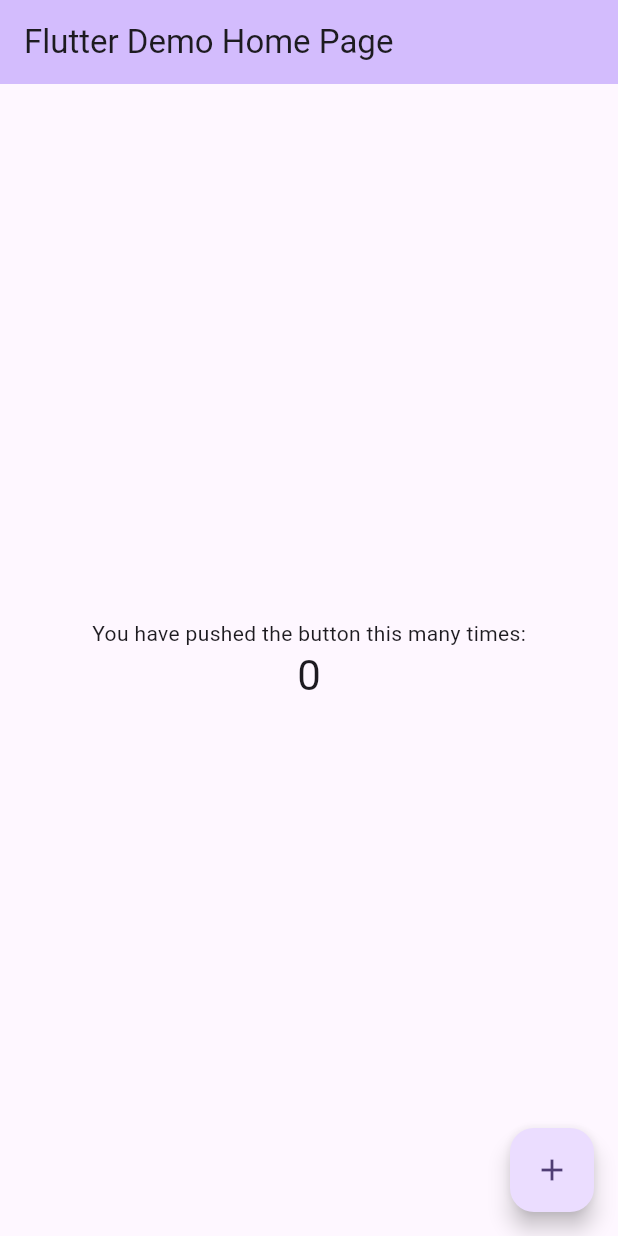
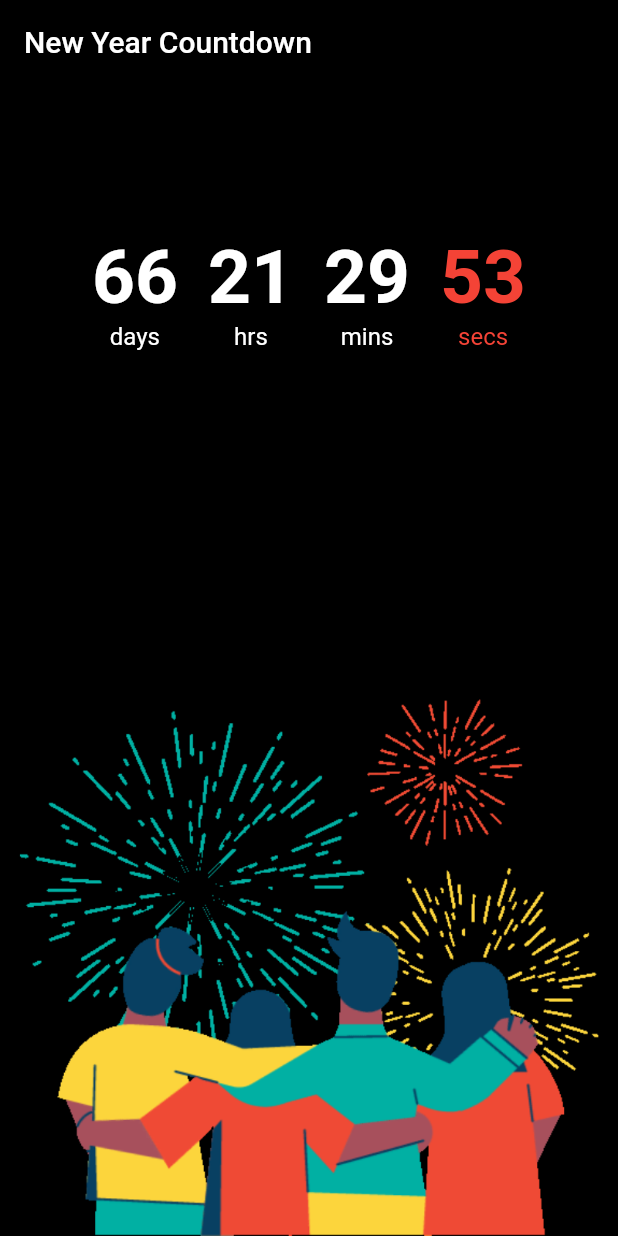
Before and after one commit to AnthonyPacamarra/countdown_timer_app, a Flutter app: the screen it shows after launch, on a phone screen of 412 x 824 dp. Run offline on Flutter 3.47's test engine with Material 2 defaults, Android fonts, the phone set to English and light mode, and no system bars.

Commit message:
Project Done

```diff
--- a/coundown_till_new_year/lib/main.dart
+++ b/coundown_till_new_year/lib/main.dart
@@ -1,125 +1,176 @@
 import 'package:flutter/material.dart';
+import 'dart:async';
 
 void main() {
-  runApp(const MyApp());
+  runApp(CountdownTimerDemo());
 }
 
-class MyApp extends StatelessWidget {
-  const MyApp({super.key});
-
-  // This widget is the root of your application.
+class CountdownTimerDemo extends StatefulWidget {
   @override
-  Widget build(BuildContext context) {
-    return MaterialApp(
-      title: 'Flutter Demo',
-      theme: ThemeData(
-        // This is the theme of your application.
-        //
-        // TRY THIS: Try running your application with "flutter run". You'll see
-        // the application has a blue toolbar. Then, without quitting the app,
-        // try changing the seedColor in the colorScheme below to Colors.green
-        // and then invoke "hot reload" (save your changes or press the "hot
-        // reload" button in a Flutter-supported IDE, or press "r" if you used
-        // the command line to start the app).
-        //
-        // Notice that the counter didn't reset back to zero; the application
-        // state is not lost during the reload. To reset the state, use hot
-        // restart instead.
-        //
-        // This works for code too, not just values: Most code changes can be
-        // tested with just a hot reload.
-        colorScheme: ColorScheme.fromSeed(seedColor: Colors.deepPurple),
-        useMaterial3: true,
-      ),
-      home: const MyHomePage(title: 'Flutter Demo Home Page'),
-    );
-  }
+  _CountdownTimerDemoState createState() => _CountdownTimerDemoState();
 }
 
-class MyHomePage extends StatefulWidget {
-  const MyHomePage({super.key, required this.title});
-
-  // This widget is the home page of your application. It is stateful, meaning
-  // that it has a State object (defined below) that contains fields that affect
-  // how it looks.
-
-  // This class is the configuration for the state. It holds the values (in this
-  // case the title) provided by the parent (in this case the App widget) and
-  // used by the build method of the State. Fields in a Widget subclass are
-  // always marked "final".
-
-  final String title;
+class _CountdownTimerDemoState extends State<CountdownTimerDemo> {
+  Timer? countdownTimer;
+  Duration timeRemaining = Duration();
 
   @override
-  State<MyHomePage> createState() => _MyHomePageState();
+  void initState() {
+    super.initState();
+    calculateTimeRemaining();
+    startTimer();
   }
 
-class _MyHomePageState extends State<MyHomePage> {
-  int _counter = 0;
+  void calculateTimeRemaining() {
+    final now = DateTime.now();
+    final newYear = DateTime(now.year + 1, 1, 1, 0, 0, 0, 0);
+    final philippinesTimeZoneOffset = Duration(hours: 8);
+    final nextNewYearInPhilippines = newYear.add(philippinesTimeZoneOffset);
+    timeRemaining = nextNewYearInPhilippines.difference(now);
+  }
 
-  void _incrementCounter() {
+  void startTimer() {
+    countdownTimer = Timer.periodic(Duration(seconds: 1), (_) {
+      if (timeRemaining.inSeconds > 0) {
         setState(() {
-      // This call to setState tells the Flutter framework that something has
-      // changed in this State, which causes it to rerun the build method below
-      // so that the display can reflect the updated values. If we changed
-      // _counter without calling setState(), then the build method would not be
-      // called again, and so nothing would appear to happen.
-      _counter++;
+          timeRemaining = timeRemaining - Duration(seconds: 1);
+        });
+      } else {
+        countdownTimer!.cancel();
+      }
     });
   }
 
   @override
   Widget build(BuildContext context) {
-    // This method is rerun every time setState is called, for instance as done
-    // by the _incrementCounter method above.
-    //
-    // The Flutter framework has been optimized to make rerunning build methods
-    // fast, so that you can just rebuild anything that needs updating rather
-    // than having to individually change instances of widgets.
-    return Scaffold(
+    String strDigits(int n) => n.toString().padLeft(2, '0');
+    final days = strDigits(timeRemaining.inDays);
+    final hours = strDigits(timeRemaining.inHours.remainder(24));
+    final minutes = strDigits(timeRemaining.inMinutes.remainder(60));
+    final seconds = strDigits(timeRemaining.inSeconds.remainder(60));
+
+    return MaterialApp(
+      home: Scaffold(
         appBar: AppBar(
-        // TRY THIS: Try changing the color here to a specific color (to
-        // Colors.amber, perhaps?) and trigger a hot reload to see the AppBar
-        // change color while the other colors stay the same.
-        backgroundColor: Theme.of(context).colorScheme.inversePrimary,
-        // Here we take the value from the MyHomePage object that was created by
-        // the App.build method, and use it to set our appbar title.
-        title: Text(widget.title),
+          title: Text('New Year Countdown'),
+          backgroundColor: Colors.black, // Background color for the AppBar
         ),
-      body: Center(
-        // Center is a layout widget. It takes a single child and positions it
-        // in the middle of the parent.
+        backgroundColor: Colors.black, // Background color for the entire screen
+        body: Column(
+          mainAxisAlignment: MainAxisAlignment.spaceBetween,
+          children: [
+            // Countdown Timer
+            Flexible(
+              child: Center(
+                child: Padding(
+                  padding: EdgeInsets.only(top: 100.0),
+                  child: Row(
+                    mainAxisAlignment: MainAxisAlignment.center,
+                    children: [
+                      // Days
+                      Flexible(
                         child: Column(
-          // Column is also a layout widget. It takes a list of children and
-          // arranges them vertically. By default, it sizes itself to fit its
-          // children horizontally, and tries to be as tall as its parent.
-          //
-          // Column has various properties to control how it sizes itself and
-          // how it positions its children. Here we use mainAxisAlignment to
-          // center the children vertically; the main axis here is the vertical
-          // axis because Columns are vertical (the cross axis would be
-          // horizontal).
-          //
-          // TRY THIS: Invoke "debug painting" (choose the "Toggle Debug Paint"
-          // action in the IDE, or press "p" in the console), to see the
-          // wireframe for each widget.
-          mainAxisAlignment: MainAxisAlignment.center,
-          children: <Widget>[
-            const Text(
-              'You have pushed the button this many times:',
+                          children: [
+                            Text(
+                              days,
+                              style: TextStyle(
+                                fontWeight: FontWeight.bold,
+                                fontSize: 50,
+                                color: Colors.white, // Text color
+                              ),
                             ),
                             Text(
-              '$_counter',
-              style: Theme.of(context).textTheme.headlineMedium,
+                              'days',
+                              style: TextStyle(
+                                fontSize: 16,
+                                color: Colors.white, // Text color
+                              ),
                             ),
                           ],
                         ),
                       ),
-      floatingActionButton: FloatingActionButton(
-        onPressed: _incrementCounter,
-        tooltip: 'Increment',
-        child: const Icon(Icons.add),
-      ), // This trailing comma makes auto-formatting nicer for build methods.
+                       SizedBox(width: 20),
+                      // Hours
+                      Flexible(
+                        child: Column(
+                          children: [
+                            Text(
+                              hours,
+                              style: TextStyle(
+                                fontWeight: FontWeight.bold,
+                                fontSize: 50,
+                                color: Colors.white, // Text color
+                              ),
+                            ),
+                            Text(
+                              'hrs',
+                              style: TextStyle(
+                                fontSize: 16,
+                                color: Colors.white, // Text color
+                              ),
+                            ),
+                          ],
+                        ),
+                      ),
+                       SizedBox(width: 20),
+                      // Minutes
+                      Flexible(
+                        child: Column(
+                          children: [
+                            Text(
+                              minutes,
+                              style: TextStyle(
+                                fontWeight: FontWeight.bold,
+                                fontSize: 50,
+                                color: Colors.white, // Text color
+                              ),
+                            ),
+                            Text(
+                              'mins',
+                              style: TextStyle(
+                                fontSize: 16,
+                                color: Colors.white, // Text color
+                              ),
+                            ),
+                          ],
+                        ),
+                      ),
+                       SizedBox(width: 20),
+                      // Seconds
+                      Flexible(
+                        child: Column(
+                          children: [
+                            Text(
+                              seconds,
+                              style: TextStyle(
+                                fontWeight: FontWeight.bold,
+                                fontSize: 50,
+                                color: Colors.red, // Text color
+                              ),
+                            ),
+                            Text(
+                              'secs',
+                              style: TextStyle(
+                                fontSize: 16,
+                                color: Colors.red, // Text color
+                              ),
+                            ),
+                          ],
+                        ),
+                      ),
+                    ],
+                  ),
+                ),
+              ),
+            ),
+            // Image at the bottom
+            Image.asset(
+              'assets/family.png',
+              width: MediaQuery.of(context).size.width,
+            ),
+          ],
+        ),
+      ),
     );
   }
 }
--- a/coundown_till_new_year/pubspec.yaml
+++ b/coundown_till_new_year/pubspec.yaml
@@ -59,8 +59,8 @@ flutter:
   uses-material-design: true
 
   # To add assets to your application, add an assets section, like this:
-  # assets:
-  #   - images/a_dot_burr.jpeg
+  assets:
+    - assets/family.png
   #   - images/a_dot_ham.jpeg
 
   # An image asset can refer to one or more resolution-specific "variants", see
```
Also changed, not shown: coundown_till_new_year/assets/family.png (added), 1 other file. Lines whose indentation alone changed are shown as unchanged.
